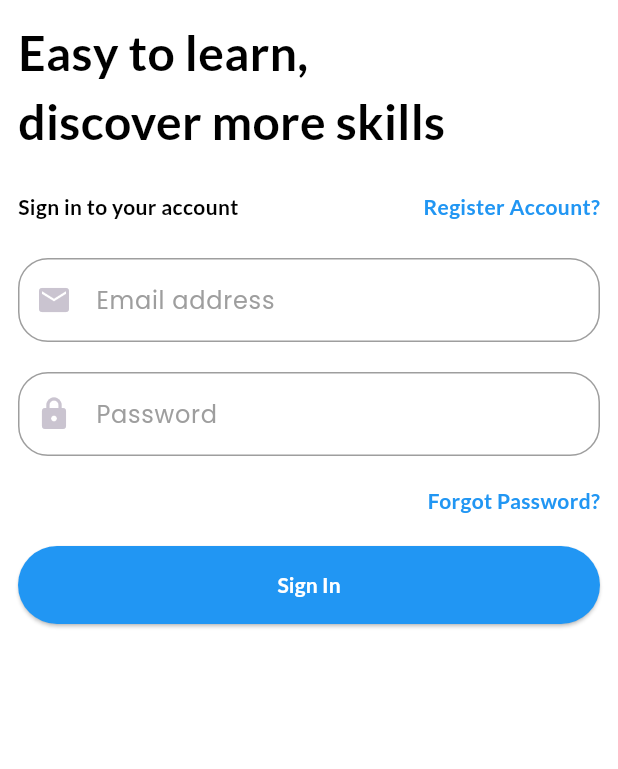
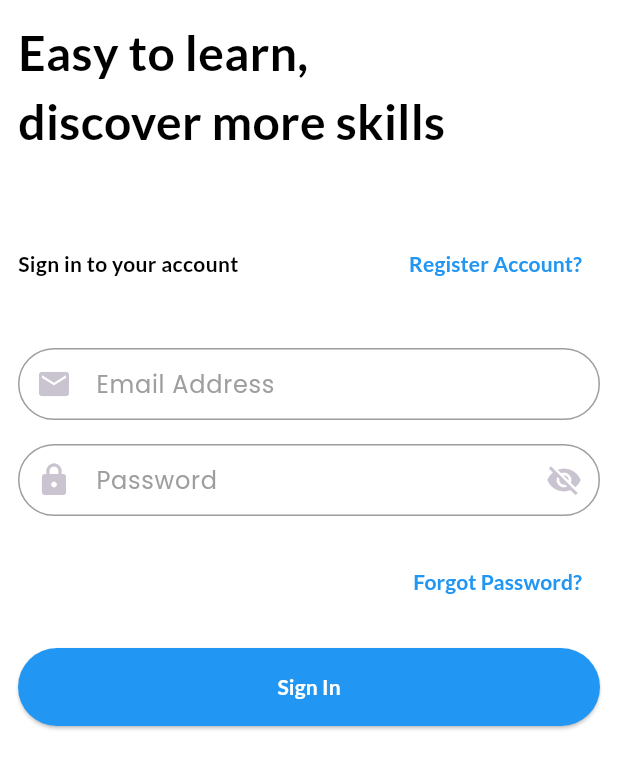
Before and after one commit to ravelinejunior/education_project, a Flutter app: the SignInScreen screen opened by its route, on a phone screen of 412 x 824 dp. Shown: the top 769 px of the screen. Run offline on Flutter 3.47's test engine with Material 3 defaults, Android fonts, the phone set to English and light mode, and no system bars; our stand-ins replace bloc, cloud_firestore, dartz, equatable, firebase_auth, firebase_core and 7 more; missing offline and left inert: firebase_ui_auth; accounts and stored records are empty.

Commit message:
"Removed GradientBackground widget, refactored router, and updated SignInScreen with CustomTextField; also updated dependencies in pubspec.yaml and pubspec.lock"

```diff
--- a/lib/core/common/views/page_under_construction.dart
+++ b/lib/core/common/views/page_under_construction.dart
@@ -1,4 +1,3 @@
-import 'package:education_project/core/common/widgets/gradient_background.dart';
 import 'package:education_project/core/res/icons.dart';
 import 'package:flutter/material.dart';
 import 'package:lottie/lottie.dart';
@@ -9,11 +8,8 @@ class PageUnderConstruction extends StatelessWidget {
   @override
   Widget build(BuildContext context) {
     return Scaffold(
-      body: GradientBackground(
-        image: MediaRes.authGradientBackground,
-        child: Center(
-          child: Lottie.asset(MediaRes.pageUnderConstruction, repeat: true),
-        ),
+      body: Center(
+        child: Lottie.asset(MediaRes.pageUnderConstruction, repeat: true),
       ),
     );
   }
--- /dev/null
+++ b/lib/core/common/widgets/custom_text_field.dart
@@ -0,0 +1,80 @@
+import 'package:flutter/material.dart';
+
+class CustomTextField extends StatefulWidget {
+  const CustomTextField({
+    required this.controller,
+    required this.labelText,
+    required this.hintText,
+    required this.prefixIcon,
+    super.key,
+    this.isPasswordField = false,
+    this.keyboardType = TextInputType.text,
+    this.validator,
+  });
+
+  final TextEditingController controller;
+  final String labelText;
+  final String hintText;
+  final Icon prefixIcon;
+  final bool isPasswordField;
+  final TextInputType keyboardType;
+  final String? Function(String?)? validator;
+
+  @override
+  State<CustomTextField> createState() => _CustomTextFieldState();
+}
+
+class _CustomTextFieldState extends State<CustomTextField> {
+  bool _obscureText = true;
+
+  @override
+  Widget build(BuildContext context) {
+    return TextFormField(
+      controller: widget.controller,
+      onTapOutside: (event) {
+        FocusScope.of(context).unfocus();
+      },
+      obscureText: widget.isPasswordField && _obscureText
+          ? _obscureText
+          : false,
+      keyboardType: widget.keyboardType,
+      cursorColor: Colors.grey,
+      style: const TextStyle(color: Colors.black),
+      decoration: InputDecoration(
+        labelText: widget.labelText,
+        hintText: widget.hintText,
+        prefixIcon: widget.prefixIcon,
+        labelStyle: const TextStyle(color: Colors.grey),
+        border: const OutlineInputBorder(
+          borderSide: BorderSide(color: Colors.grey),
+          borderRadius: BorderRadius.all(Radius.circular(90)),
+        ),
+        focusedBorder: const OutlineInputBorder(
+          borderSide: BorderSide(color: Colors.grey),
+          borderRadius: BorderRadius.all(Radius.circular(90)),
+        ),
+        enabledBorder: const OutlineInputBorder(
+          borderSide: BorderSide(color: Colors.grey),
+          borderRadius: BorderRadius.all(Radius.circular(90)),
+        ),
+        errorBorder: const OutlineInputBorder(
+          borderSide: BorderSide(color: Colors.red),
+        ),
+        contentPadding: const EdgeInsets.symmetric(horizontal: 20),
+        suffixIcon: widget.isPasswordField
+            ? IconButton(
+                icon: Icon(
+                  _obscureText ? Icons.visibility_off : Icons.visibility,
+                ),
+                onPressed: () {
+                  setState(() {
+                    _obscureText = !_obscureText;
+                  });
+                },
+              )
+            : null,
+      ),
+      validator: widget.validator,
+    );
+  }
+}
--- a/lib/core/services/router.dart
+++ b/lib/core/services/router.dart
@@ -10,95 +10,9 @@ import 'package:education_project/src/on_boarding/data/datasource/local_data_sou
 import 'package:education_project/src/on_boarding/presentation/cubit/on_boarding_cubit.dart';
 import 'package:education_project/src/on_boarding/presentation/on_boarding_screen.dart';
 import 'package:firebase_auth/firebase_auth.dart';
+import 'package:firebase_ui_auth/firebase_ui_auth.dart' as fui;
 import 'package:flutter/material.dart';
 import 'package:flutter_bloc/flutter_bloc.dart';
 import 'package:shared_preferences/shared_preferences.dart';
 
-Route<dynamic> generateRoute(RouteSettings settings) {
-  switch (settings.name) {
-    case OnBoardingScreen.routeName:
-      final prefs = sl<SharedPreferences>();
-      return _pageBuilder(
-        (context) {
-          if (prefs.getBool(kFirstTimerKey) ?? true) {
-            return BlocProvider(
-              create: (context) => sl<OnBoardingCubit>(),
-              child: const OnBoardingScreen(),
-            );
-          } else if (sl<FirebaseAuth>().currentUser != null) {
-            final user = sl<FirebaseAuth>().currentUser!;
-            final localUser = LocalUserModel(
-              uid: user.uid,
-              email: user.email ?? '',
-              fullName: user.displayName ?? '',
-              points: 0,
-            );
-
-            context.userProvider.initUser(localUser);
-            return const DashboardScreen();
-          }
-
-          return BlocProvider(
-            create: (_) => sl<AuthBloc>(),
-            child: const SignInScreen(),
-          );
-        },
-        settings: settings,
-      );
-
-    case SignInScreen.routeName:
-      return _pageBuilder(
-        (_) => BlocProvider(
-          create: (context) => sl<AuthBloc>(),
-          child: const SignInScreen(),
-        ),
-        settings: settings,
-      );
-
-    case SignUpScreen.routeName:
-      return _pageBuilder(
-        (_) => BlocProvider(
-          create: (context) => sl<AuthBloc>(),
-          child: const SignUpScreen(),
-        ),
-        settings: settings,
-      );
-    case DashboardScreen.routeName:
-      return _pageBuilder(
-        (_) => BlocProvider(
-          create: (context) => sl<AuthBloc>(),
-          child: const SignUpScreen(),
-        ),
-        settings: settings,
-      );
-
-    default:
-      return _pageBuilder(
-        (context) => const PageUnderConstruction(),
-        settings: settings,
-      );
-  }
-}
-
-PageRouteBuilder<dynamic> _pageBuilder(
-  Widget Function(BuildContext context) page, {
-  required RouteSettings settings,
-}) {
-  return PageRouteBuilder(
-    settings: settings,
-    pageBuilder: (context, animation, secondaryAnimation) => page(context),
-    transitionsBuilder: (context, animation, secondaryAnimation, child) {
-      const begin = Offset(0, 1);
-      const end = Offset.zero;
-      const curve = Curves.ease;
-
-      final tween =
-          Tween(begin: begin, end: end).chain(CurveTween(curve: curve));
-
-      return SlideTransition(
-        position: animation.drive(tween),
-        child: child,
-      );
-    },
-  );
-}
+part 'router_main.dart';
--- /dev/null
+++ b/lib/core/services/router_main.dart
@@ -0,0 +1,98 @@
+part of 'router.dart';
+
+Route<dynamic> generateRoute(RouteSettings settings) {
+  switch (settings.name) {
+    case OnBoardingScreen.routeName:
+      final prefs = sl<SharedPreferences>();
+      return _pageBuilder(
+        (context) {
+          if (prefs.getBool(kFirstTimerKey) ?? true) {
+            return BlocProvider(
+              create: (context) => sl<OnBoardingCubit>(),
+              child: const OnBoardingScreen(),
+            );
+          } else if (sl<FirebaseAuth>().currentUser != null) {
+            final user = sl<FirebaseAuth>().currentUser!;
+            final localUser = LocalUserModel(
+              uid: user.uid,
+              email: user.email ?? '',
+              fullName: user.displayName ?? '',
+              points: 0,
+            );
+
+            context.userProvider.initUser(localUser);
+            return const DashboardScreen();
+          }
+
+          return BlocProvider(
+            create: (_) => sl<AuthBloc>(),
+            child: const SignInScreen(),
+          );
+        },
+        settings: settings,
+      );
+
+    case SignInScreen.routeName:
+      return _pageBuilder(
+        (_) => BlocProvider(
+          create: (context) => sl<AuthBloc>(),
+          child: const SignInScreen(),
+        ),
+        settings: settings,
+      );
+
+    case SignUpScreen.routeName:
+      return _pageBuilder(
+        (_) => BlocProvider(
+          create: (context) => sl<AuthBloc>(),
+          child: const SignUpScreen(),
+        ),
+        settings: settings,
+      );
+    case DashboardScreen.routeName:
+      return _pageBuilder(
+        (_) => BlocProvider(
+          create: (context) => sl<AuthBloc>(),
+          child: const SignUpScreen(),
+        ),
+        settings: settings,
+      );
+
+    case '/forgot_password':
+      return _pageBuilder(
+        (_) => const fui.ForgotPasswordScreen(
+          resizeToAvoidBottomInset: true,
+        ),
+        settings: settings,
+      );
+
+    default:
+      return _pageBuilder(
+        (context) => const PageUnderConstruction(),
+        settings: settings,
+      );
+  }
+}
+
+PageRouteBuilder<dynamic> _pageBuilder(
+  Widget Function(BuildContext context) page, {
+  required RouteSettings settings,
+}) {
+  return PageRouteBuilder(
+    settings: settings,
+    pageBuilder: (context, animation, secondaryAnimation) => page(context),
+    transitionsBuilder: (context, animation, secondaryAnimation, child) {
+      const begin = Offset(0, 1);
+      const end = Offset.zero;
+      const curve = Curves.ease;
+
+      final tween =
+          Tween(begin: begin, end: end).chain(CurveTween(curve: curve));
+
+      return SlideTransition(
+        position: animation.drive(tween),
+        child: child,
+      );
+    },
+  );
+}
--- a/lib/src/auth/presentation/views/sign_in_screen.dart
+++ b/lib/src/auth/presentation/views/sign_in_screen.dart
@@ -1,8 +1,10 @@
 import 'package:education_project/core/common/app/providers/user_provider.dart';
+import 'package:education_project/core/common/widgets/custom_text_field.dart';
 import 'package:education_project/core/utils/constants.dart';
 import 'package:education_project/core/utils/core_utils.dart';
 import 'package:education_project/src/auth/data/model/user_model.dart';
 import 'package:education_project/src/auth/presentation/bloc/auth_bloc.dart';
+import 'package:education_project/src/auth/presentation/views/sign_up_screen.dart';
 import 'package:education_project/src/dashboard/presentation/views/dashboard_screen.dart';
 import 'package:flutter/material.dart';
 import 'package:flutter_bloc/flutter_bloc.dart';
@@ -42,6 +44,7 @@ class _SignInScreenState extends State<SignInScreen> {
                   key: _formKey,
                   child: Column(
                     crossAxisAlignment: CrossAxisAlignment.start,
+                    mainAxisAlignment: MainAxisAlignment.center,
                     children: [
                       Text(
                         kSignInHeaderMessage,
@@ -51,7 +54,7 @@ class _SignInScreenState extends State<SignInScreen> {
                           color: Colors.black,
                         ),
                       ),
-                      const SizedBox(height: 24),
+                      const SizedBox(height: 48),
                       Row(
                         mainAxisAlignment: MainAxisAlignment.spaceBetween,
                         children: [
@@ -62,52 +65,33 @@ class _SignInScreenState extends State<SignInScreen> {
                               fontWeight: FontWeight.bold,
                             ),
                           ),
-                          Text(
+                          TextButton(
+                                onPressed: () {
+                                  Navigator.pushNamed(
+                                    context,
+                                    SignUpScreen.routeName,
+                                  );
+                                },
+                                style: TextButton.styleFrom(),
+                                child: Text(
                                   'Register Account?',
                                   style: GoogleFonts.lato(
                                     color: Colors.blue,
                                     fontWeight: FontWeight.bold,
                                   ),
                                 ),
+                              ),
                         ],
                       ),
-                      const SizedBox(height: 24),
+                      const SizedBox(height: 32),
                       Column(
                         crossAxisAlignment: CrossAxisAlignment.stretch,
                         children: [
-                          TextFormField(
+                          CustomTextField(
                             controller: _emailController,
-                            cursorColor: Colors.grey,
-                            style: const TextStyle(color: Colors.black),
-                            decoration: const InputDecoration(
-                              labelStyle: TextStyle(
-                                color: Colors.grey,
-                              ),
-                              labelText: 'Email address',
-                              hintText: 'Enter your email address',
-                              prefixIcon: Icon(Icons.email),
-                              border: OutlineInputBorder(
-                                borderSide: BorderSide(color: Colors.grey),
-                                borderRadius: BorderRadius.all(
-                                  Radius.circular(20),
-                                ),
-                              ),
-                              focusedBorder: OutlineInputBorder(
-                                borderSide: BorderSide(color: Colors.grey),
-                                borderRadius: BorderRadius.all(
-                                  Radius.circular(20),
-                                ),
-                              ),
-                              enabledBorder: OutlineInputBorder(
-                                borderSide: BorderSide(color: Colors.grey),
-                                borderRadius: BorderRadius.all(
-                                  Radius.circular(20),
-                                ),
-                              ),
-                              errorBorder: OutlineInputBorder(
-                                borderSide: BorderSide(color: Colors.red),
-                              ),
-                            ),
+                            labelText: 'Email Address',
+                            hintText: 'Enter your email',
+                            prefixIcon: const Icon(Icons.email),
                             validator: (value) {
                               if (value == null || value.isEmpty) {
                                 return 'Please enter your email';
@@ -117,41 +101,15 @@ class _SignInScreenState extends State<SignInScreen> {
                               }
                               return null;
                             },
+
                           ),
-                          const SizedBox(height: 20),
-                          TextFormField(
+                          const SizedBox(height: 16),
+                          CustomTextField(
                             controller: _passwordController,
-                            style: const TextStyle(color: Colors.black),
-                            cursorColor: Colors.grey,
-                            decoration: const InputDecoration(
-                              labelStyle: TextStyle(
-                                color: Colors.grey,
-                              ),
                             labelText: 'Password',
                             hintText: 'Enter your password',
-                              prefixIcon: Icon(Icons.lock),
-                              border: OutlineInputBorder(
-                                borderSide: BorderSide(color: Colors.grey),
-                                borderRadius: BorderRadius.all(
-                                  Radius.circular(20),
-                                ),
-                              ),
-                              focusedBorder: OutlineInputBorder(
-                                borderSide: BorderSide(color: Colors.grey),
-                                borderRadius: BorderRadius.all(
-                                  Radius.circular(20),
-                                ),
-                              ),
-                              enabledBorder: OutlineInputBorder(
-                                borderSide: BorderSide(color: Colors.grey),
-                                borderRadius: BorderRadius.all(
-                                  Radius.circular(20),
-                                ),
-                              ),
-                              errorBorder: OutlineInputBorder(
-                                borderSide: BorderSide(color: Colors.red),
-                              ),
-                            ),
+                            prefixIcon: const Icon(Icons.lock),
+                            isPasswordField: true,
                             validator: (value) {
                               if (value == null || value.isEmpty) {
                                 return 'Please enter your password';
@@ -166,11 +124,20 @@ class _SignInScreenState extends State<SignInScreen> {
                           Row(
                             mainAxisAlignment: MainAxisAlignment.end,
                             children: [
-                              Text(
+                              TextButton(
+                                onPressed: () {
+                                  Navigator.pushNamed(
+                                    context,
+                                    '/forgot_password',
+                                  );
+                                },
+                                style: TextButton.styleFrom(),
+                                child: Text(
                                   'Forgot Password?',
                                   style: GoogleFonts.lato(
                                     color: Colors.blue,
                                     fontWeight: FontWeight.bold,
+                                  ),
                                 ),
                               ),
                             ],
--- a/pubspec.yaml
+++ b/pubspec.yaml
@@ -16,12 +16,12 @@ dependencies:
   equatable: ^2.0.5
   fake_cloud_firestore: ^2.4.8
   file_picker:
-  firebase_auth: ^4.17.8
+  firebase_auth: 4.12.0
   firebase_auth_mocks: 0.9.2
   firebase_core: ^2.27.0
   firebase_storage: ^11.6.9
   firebase_storage_mocks: ^0.6.1
-  firebase_ui_auth: ^1.7.0
+  firebase_ui_auth:
   flutter:
     sdk: flutter
   flutter_bloc: ^8.1.6
```
Also changed, not shown: pubspec.lock. Lines whose indentation alone changed are shown as unchanged.
